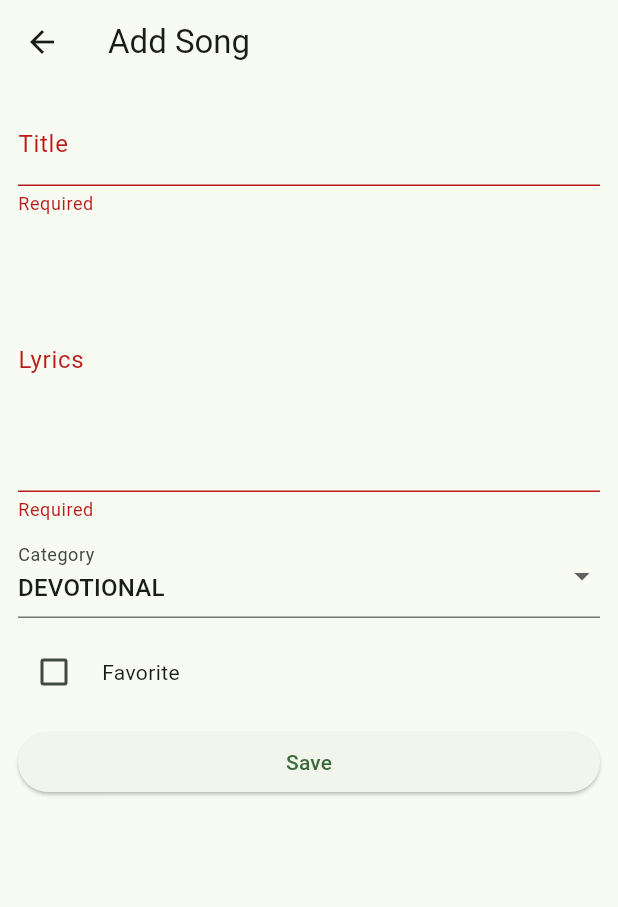
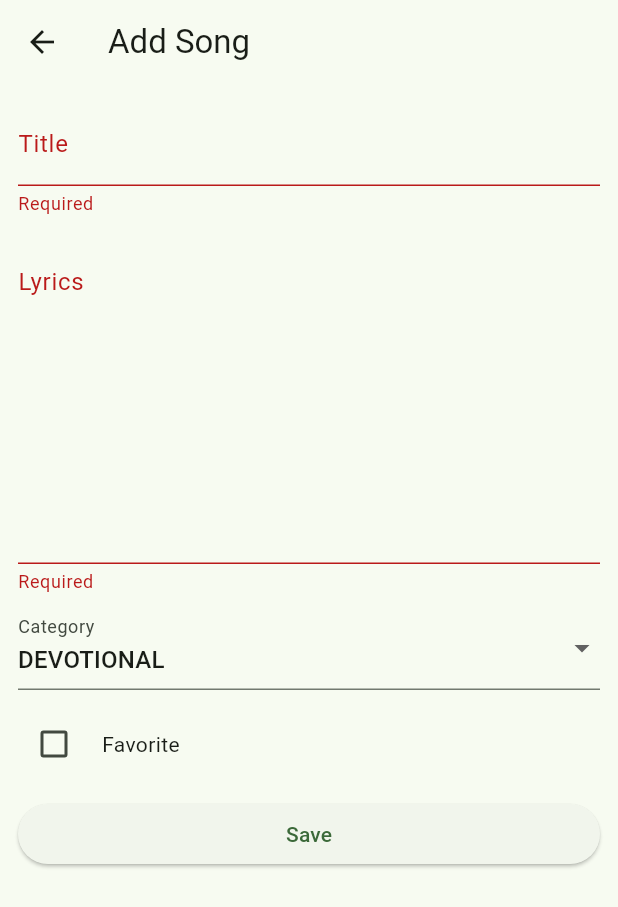
Before and after one commit to cyb-here/Bhajan-Sangraha, a Flutter app: the AddSongScreen screen opened directly, after a tap on "Save", on a phone screen of 412 x 824 dp. Shown: the top 907 px of the screen. Run offline on Flutter 3.47's test engine with Material 3 defaults, Android fonts, the phone set to English and light mode, and no system bars; our stand-ins replace flutter_riverpod, hive_flutter; accounts and stored records are empty; network calls fail.

Commit message:
Added edit

```diff
--- a/lib/models/song.dart
+++ b/lib/models/song.dart
@@ -7,6 +7,7 @@ class Song {
   final DateTime updatedAt;
   final bool favorite;
   final double? fontSize;
+  final String? createdBy;
 
   Song({
     required this.id,
@@ -17,6 +18,7 @@ class Song {
     required this.updatedAt,
     this.fontSize,
     this.favorite = false,
+    this.createdBy,
   });
 
   factory Song.fromMap(Map<String, dynamic> map) {
@@ -57,6 +59,8 @@ class Song {
     final favRaw = map['favorite'] ?? map['is_favorite'] ?? map['fav'] ?? false;
     final favorite = favRaw is bool ? favRaw : favRaw.toString().toLowerCase() == 'true';
 
+    final createdBy = (map['createdBy'] ?? map['created_by'] ?? map['creator'])?.toString();
+
     return Song(
       id: id is int ? id : (id as int),
       title: title ?? '',
@@ -66,6 +70,7 @@ class Song {
       updatedAt: updatedAt,
       fontSize: fontSize,
       favorite: favorite,
+      createdBy: createdBy,
     );
   }
 
@@ -79,6 +84,7 @@ class Song {
       'updatedAt': updatedAt.toIso8601String(),
       if (fontSize != null) 'fontSize': fontSize,
       'favorite': favorite,
+      if (createdBy != null) 'createdBy': createdBy,
     };
   }
 }
--- a/lib/screens/add_song.dart
+++ b/lib/screens/add_song.dart
@@ -1,9 +1,11 @@
 import 'package:flutter/material.dart';
 import 'package:flutter_riverpod/flutter_riverpod.dart';
 import '../providers/song_provider.dart';
+import '../models/song.dart';
 
 class AddSongScreen extends ConsumerStatefulWidget {
-  const AddSongScreen({super.key});
+  final Song? editing;
+  const AddSongScreen({super.key, this.editing});
 
   @override
   ConsumerState<AddSongScreen> createState() => _AddSongScreenState();
@@ -23,6 +25,18 @@ class _AddSongScreenState extends ConsumerState<AddSongScreen> {
   String? _selectedCategory = categories.first;
 
   @override
+  void initState() {
+    super.initState();
+    final e = widget.editing;
+    if (e != null) {
+      _titleCtl.text = e.title;
+      _lyricsCtl.text = e.lyrics;
+      _favorite = e.favorite;
+      if (e.category.isNotEmpty) _selectedCategory = e.category;
+    }
+  }
+
+  @override
   void dispose() {
     _titleCtl.dispose();
     _lyricsCtl.dispose();
@@ -37,17 +51,31 @@ class _AddSongScreenState extends ConsumerState<AddSongScreen> {
     final category = _selectedCategory ?? 'uncategorized';
 
     try {
+      if (widget.editing == null) {
         final song = await ref.read(songsProvider.notifier).createSong(
           title: title,
           lyrics: lyrics,
           category: category,
           favorite: _favorite,
         );
-      if (mounted) {
-        Navigator.of(context).pop(song);
+        if (mounted) Navigator.of(context).pop(song);
+      } else {
+        final updated = Song(
+          id: widget.editing!.id,
+          title: title,
+          lyrics: lyrics,
+          language: widget.editing!.language,
+          category: category,
+          updatedAt: DateTime.now(),
+          fontSize: widget.editing!.fontSize,
+          favorite: _favorite,
+          createdBy: widget.editing!.createdBy,
+        );
+        await ref.read(songsProvider.notifier).updateSong(updated);
+        if (mounted) Navigator.of(context).pop(updated);
       }
     } catch (e) {
-      ScaffoldMessenger.of(context).showSnackBar(SnackBar(content: Text('Create failed: ${e.toString()}')));
+      ScaffoldMessenger.of(context).showSnackBar(SnackBar(content: Text('Save failed: ${e.toString()}')));
     } finally {
       if (mounted) setState(() => _saving = false);
     }
@@ -55,8 +83,9 @@ class _AddSongScreenState extends ConsumerState<AddSongScreen> {
 
   @override
   Widget build(BuildContext context) {
+    final isEdit = widget.editing != null;
     return Scaffold(
-      appBar: AppBar(title: const Text('Add Song')),
+      appBar: AppBar(title: Text(isEdit ? 'Edit Song' : 'Add Song')),
       body: Padding(
         padding: const EdgeInsets.all(12.0),
         child: Form(
@@ -69,10 +98,13 @@ class _AddSongScreenState extends ConsumerState<AddSongScreen> {
                 validator: (v) => v == null || v.trim().isEmpty ? 'Required' : null,
               ),
               const SizedBox(height: 8),
+              // Larger lyrics editor for comfortable editing
               TextFormField(
                 controller: _lyricsCtl,
-                decoration: const InputDecoration(labelText: 'Lyrics'),
-                maxLines: 6,
+                decoration: const InputDecoration(labelText: 'Lyrics', alignLabelWithHint: true),
+                maxLines: 18,
+                minLines: 8,
+                keyboardType: TextInputType.multiline,
                 validator: (v) => v == null || v.trim().isEmpty ? 'Required' : null,
               ),
               const SizedBox(height: 8),
@@ -93,7 +125,7 @@ class _AddSongScreenState extends ConsumerState<AddSongScreen> {
               const SizedBox(height: 12),
               ElevatedButton(
                 onPressed: _saving ? null : _save,
-                child: _saving ? const CircularProgressIndicator() : const Text('Save'),
+                child: _saving ? const CircularProgressIndicator() : Text(isEdit ? 'Save Changes' : 'Save'),
               ),
             ],
           ),
--- a/lib/services/remote_sync.dart
+++ b/lib/services/remote_sync.dart
@@ -38,4 +38,9 @@ class RemoteSync implements RemoteSyncBase {
     // Deleting against a static JSON source is not possible from the client.
     throw Exception('Delete not supported for JSON remote sync. Configure Supabase for remote CRUD.');
   }
+
+  @override
+  Future<void> pushFontSize(int id, double fontSize) async {
+    throw Exception('Push font-size not supported for JSON remote sync. Configure Supabase for remote CRUD.');
+  }
 }
--- a/lib/services/remote_sync_base.dart
+++ b/lib/services/remote_sync_base.dart
@@ -7,4 +7,8 @@ abstract class RemoteSyncBase {
 
   /// Delete a song by id from the remote source.
   Future<void> deleteSong(int id);
+
+  /// Push only the font size for a given song id. Useful when font size
+  /// changes should be propagated without sending the full song payload.
+  Future<void> pushFontSize(int id, double fontSize);
 }
```
Also changed, not shown: lib/providers/song_provider.dart (+43 -0 lines), lib/screens/song_detail.dart (+46 -15 lines), lib/services/local_db.dart (+18 -0 lines), lib/services/remote_sync_supabase.dart (+28 -1 lines). Lines whose indentation alone changed are shown as unchanged.
